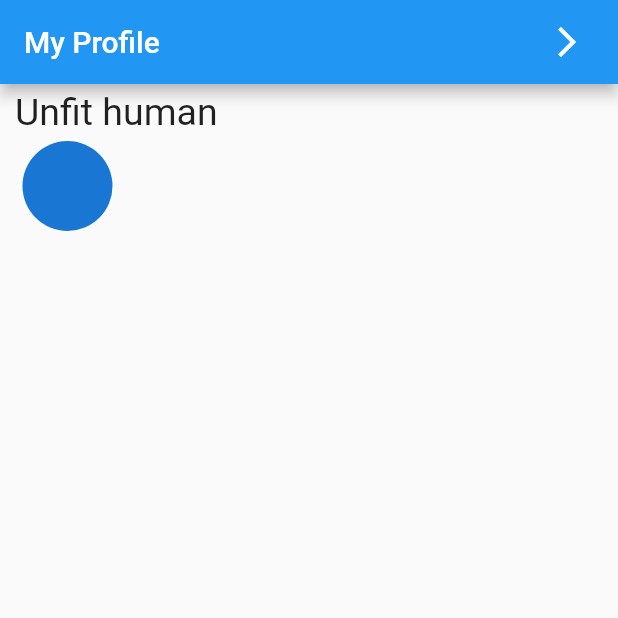
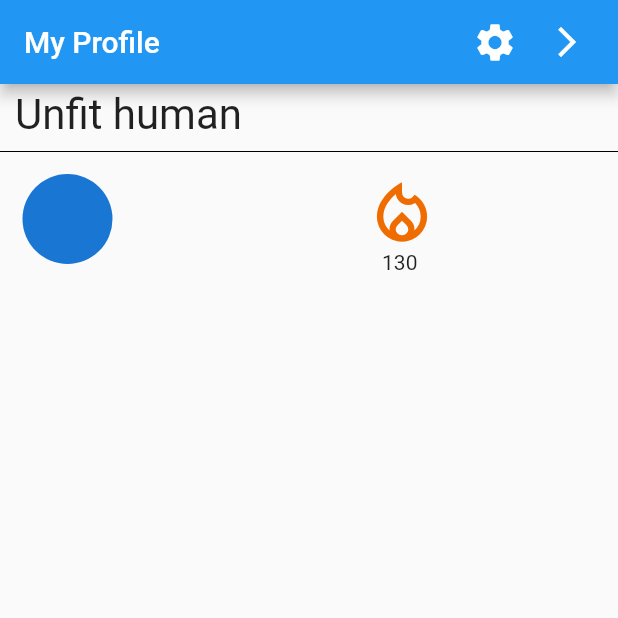
Before and after one commit to zuke-as-Dev/fit_streak_beta, a Flutter app: the screen it shows after launch, on a phone screen of 412 x 824 dp, the top half of it. Run offline on Flutter 3.47's test engine with Material 2 defaults, Android fonts, the phone set to English and light mode, and no system bars; our stand-ins replace flutter_spinkit.

Commit message:
Edited Myprofile

```diff
--- a/lib/screens/myprofile.dart
+++ b/lib/screens/myprofile.dart
@@ -14,6 +14,10 @@ class _my_profileState extends State<my_profile> {
         title: Text('My Profile'),
           automaticallyImplyLeading: false,
         actions: <Widget>[
+          IconButton(icon:Icon(Icons.settings,
+          size: 30,
+          color: Colors.white,),
+              onPressed: (){}),
           Padding(
               padding: const EdgeInsets.only(right:10.0),
             child: new IconButton(
@@ -22,34 +26,62 @@ class _my_profileState extends State<my_profile> {
           )
           ),
         ],
+
         ),
         body: Container(
-          child: Row(
-            children: <Widget> [
-              Column(
+          child: Column(
             crossAxisAlignment: CrossAxisAlignment.start,
                 children: <Widget> [
+                  Row(
+                    children: [
                       Padding(
-                    padding: const EdgeInsets.fromLTRB(10, 4, 0, 0),
+                        padding: const EdgeInsets.fromLTRB(10,4,0,0),
                         child: Text(
                                 'Unfit human',
                                 style: TextStyle(
-                            fontSize: 25.0,
+                                  fontSize: 28.0,
                                 ),
                               ),
                       ),
-                  Padding(
-                    padding: const EdgeInsets.fromLTRB(15, 5, 0, 0),
-                    child: CircleAvatar(
+
+
+                      ],
+                  ),
+
+                  Divider(
+                    color: Colors.black,
+                  ),
+
+                  Row(
+                    children: [
+                      SizedBox(width: 15.0 ),
+                    CircleAvatar(
                           radius: 30.0,
                         ),
+                      SizedBox(width: 160),
+                      Column(
+                        children: [
+                          Padding(
+                            padding: const EdgeInsets.fromLTRB(0,0,0,10),
+                            child: IconButton(icon: Icon(Icons.local_fire_department_outlined,
+                            size: 50.0,
+                            color: Colors.orange[800]),
+                                onPressed: (){}),
+                          ),
+                          Padding(
+                            padding: const EdgeInsets.only(left:15.0),
+                            child: Text('130'),
+                          )
+                        ],
                       ),
                     ],
                   ),
                 ],
               ),
 
-        )
+        ),
+
+
     );
   }
 }
```
Lines whose indentation alone changed are shown as unchanged.
